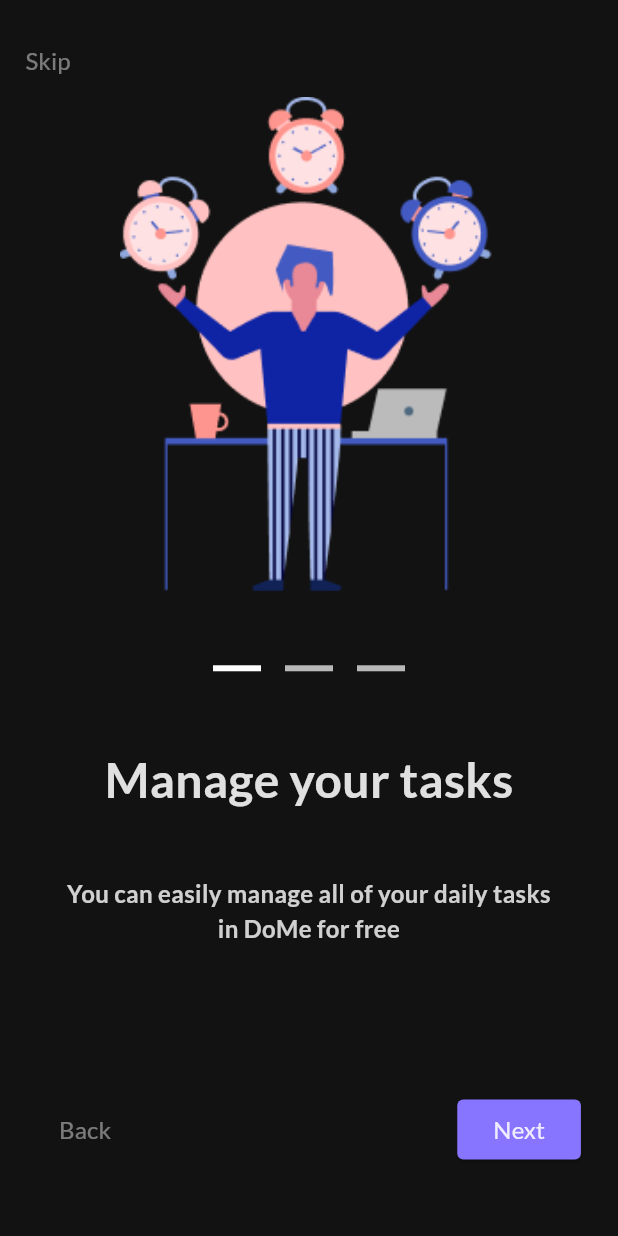
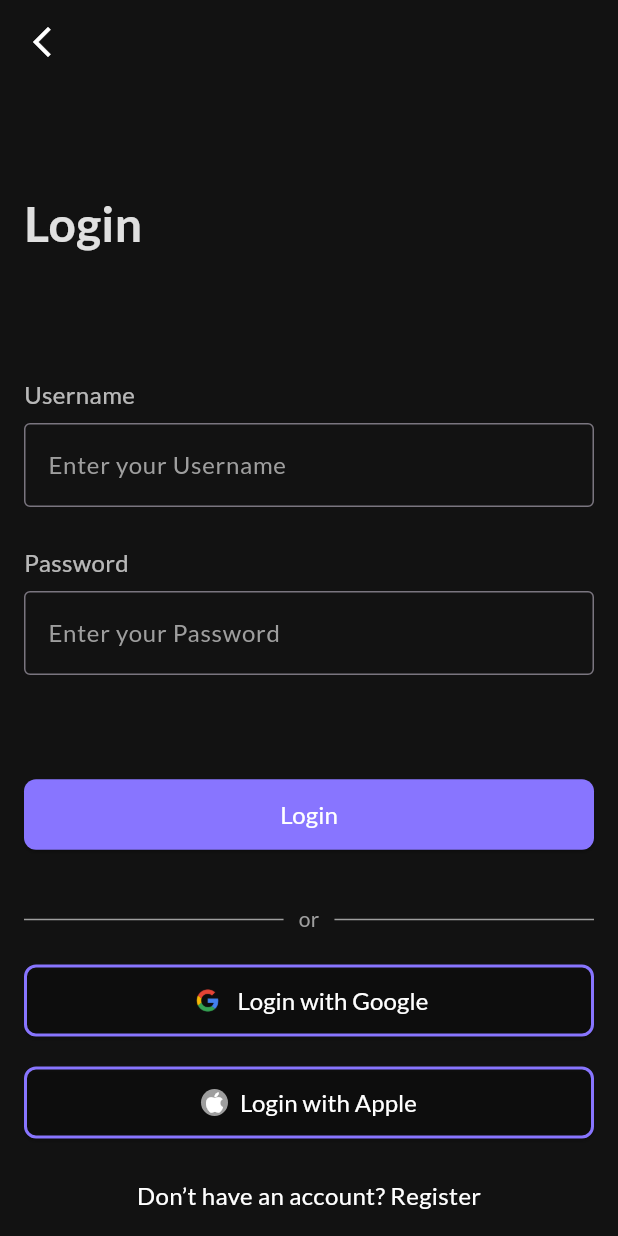
Before and after one commit to BinhTran68/todo_app, a Flutter app: the screen it shows after launch, on a phone screen of 412 x 824 dp. Run offline on Flutter 3.47's test engine with Material 3 defaults, Android fonts, the phone set to English and light mode, and no system bars; our stand-ins replace google_fonts.

Commit message:
Customize Button + create login page

```diff
--- a/lib/components/CustomButton.dart
+++ /dev/null
@@ -1,46 +0,0 @@
-import 'package:flutter/material.dart';
-
-class CustomButton extends StatelessWidget {
-  final String text;
-  final Color color;
-  final Color textColor;
-  final VoidCallback onPressed;
-  final double fontSize;
-  final EdgeInsets padding;
-  final BorderRadius borderRadius;
-  final BorderSide border;
-
-  const CustomButton({
-    super.key,
-    required this.text,
-    required this.color,
-    required this.onPressed,
-    this.fontSize = 16.0,
-    this.padding = const EdgeInsets.symmetric(vertical: 12.0, horizontal: 24.0),
-    this.borderRadius = const BorderRadius.all(Radius.circular(8.0)),
-    this.textColor = Colors.white,
-    this.border = BorderSide.none,
-  });
-
-  @override
-  Widget build(BuildContext context) {
-    return ElevatedButton(
-      style: ElevatedButton.styleFrom(
-        backgroundColor: color,
-        padding: padding,
-        shape: RoundedRectangleBorder(
-          borderRadius: borderRadius,
-          side: border,
-        ),
-      ),
-      onPressed: onPressed,
-      child: Text(
-        text,
-        style: TextStyle(
-            fontSize: fontSize,
-            color: textColor
-        ),
-      ),
-    );
-  }
-}
--- /dev/null
+++ b/lib/components/app_back_btn.dart
@@ -0,0 +1,29 @@
+import 'package:flutter/cupertino.dart';
+import 'package:flutter/material.dart';
+
+class AppBackBtn extends StatelessWidget {
+
+  final double size;
+
+  const AppBackBtn({super.key,
+    this.size = 24
+    });
+
+  @override
+  Widget build(BuildContext context) {
+    // TODO: implement build
+    return IconButton(
+      onPressed: () {
+        Navigator.pop(context);
+      },
+      icon: Icon(
+        Icons.arrow_back_ios_new_outlined,
+        size: size,
+        color: Colors.white,
+      ),
+    );
+  }
+
+
+
+}
--- /dev/null
+++ b/lib/components/custom_button.dart
@@ -0,0 +1,73 @@
+import 'package:flutter/material.dart';
+
+class CustomButton extends StatelessWidget {
+  final String text;
+  final Color color;
+  final Color textColor;
+  final VoidCallback onPressed;
+  final double fontSize;
+  final EdgeInsets padding;
+  final BorderRadius borderRadius;
+  final BorderSide border;
+  final dynamic icon; // Sử dụng kiểu dữ liệu động (dynamic) cho icon
+
+  const CustomButton({
+    super.key,
+    required this.text,
+    required this.color,
+    required this.onPressed,
+    this.fontSize = 16.0,
+    this.padding = const EdgeInsets.symmetric(vertical: 12.0, horizontal: 24.0),
+    this.borderRadius = const BorderRadius.all(Radius.circular(8.0)),
+    this.textColor = Colors.white,
+    this.border = BorderSide.none,
+    this.icon,
+  });
+
+  @override
+  Widget build(BuildContext context) {
+    return ElevatedButton(
+      style: ElevatedButton.styleFrom(
+        backgroundColor: color,
+        padding: padding,
+        shape: RoundedRectangleBorder(
+          borderRadius: borderRadius,
+          side: border,
+        ),
+      ),
+      onPressed: onPressed,
+      child: Row(
+        mainAxisAlignment: MainAxisAlignment.center,
+        children: _buildChildren(), // Sử dụng phương thức _buildChildren() để xây dựng danh sách các widget con
+      ),
+    );
+  }
+
+  List<Widget> _buildChildren() {
+    List<Widget> children = [];
+    // Kiểm tra kiểu dữ liệu của biến icon và thêm widget tương ứng vào danh sách children
+    if (icon is IconData) {
+      children.add(Icon(icon, color: textColor));
+      children.add(const SizedBox(width: 8));
+    } else if (icon is String) {
+      // Nếu là một đường dẫn hình ảnh (Image)
+      children.add(Image.asset(icon, width: 24, height:24 )); // Thay đổi kích thước tùy ý
+      children.add(const SizedBox(width: 8));
+    } else if (icon is Widget) {
+      // Nếu là một widget tùy chỉnh khác
+      children.add(icon);
+      children.add(const SizedBox(width: 8));
+    }
+
+    // Thêm phần văn bản
+    children.add(Text(
+      text,
+      style: TextStyle(
+        fontSize: fontSize,
+        color: textColor,
+      ),
+    ));
+
+    return children;
+  }
+}
--- /dev/null
+++ b/lib/components/horizontal_rule_with_text.dart
@@ -0,0 +1,43 @@
+import 'package:flutter/material.dart';
+
+class HorizontalRuleWithText extends StatelessWidget {
+  final String centerText;
+
+  const HorizontalRuleWithText({
+    super.key,
+    this.centerText = "",
+  });
+
+  @override
+  Widget build(BuildContext context) {
+    return Column(
+      children: [
+        Row(
+          children: [
+            const Expanded(
+              child: Divider(
+                color: Colors.grey,
+                thickness: 1,
+              ),
+            ),
+            centerText.isNotEmpty
+                ? Padding(
+              padding: const EdgeInsets.symmetric(horizontal: 10),
+              child: Text(
+                centerText,
+                style: const TextStyle(color: Colors.grey),
+              ),
+            )
+                : SizedBox(), // Nếu rỗng thì sử dụng SizedBox thay vì Padding
+            const Expanded(
+              child: Divider(
+                color: Colors.grey,
+                thickness: 1,
+              ),
+            ),
+          ],
+        ),
+      ],
+    );
+  }
+}
--- a/lib/constants/app_colors.dart
+++ b/lib/constants/app_colors.dart
@@ -2,5 +2,6 @@ import 'dart:ui';
 
 class AppColors {
   static const primaryColor =  Color(0xFF8875FF);
+  static const appBackgroundColor =  Color(0XFF121212);
 
 }
--- a/lib/main.dart
+++ b/lib/main.dart
@@ -1,5 +1,7 @@
 import 'package:flutter/material.dart';
 import 'package:google_fonts/google_fonts.dart';
+import 'package:helloword/constants/app_colors.dart';
+import 'package:helloword/ui/login/login.dart';
 import 'package:helloword/ui/onboarding/onboarding_page_view.dart';
 import 'package:helloword/ui/splash/splash.dart';
 import 'package:helloword/ui/wellcome/welcome_page.dart';
@@ -24,7 +26,7 @@ class MyApp extends StatelessWidget {
         useMaterial3:  true,
         fontFamily: GoogleFonts.lato().fontFamily
       ),
-      home: const OnboardingPageView()
+      home: Login()
     );
   }
 }
--- /dev/null
+++ b/lib/ui/login/login.dart
@@ -0,0 +1,197 @@
+import 'package:flutter/cupertino.dart';
+import 'package:flutter/material.dart';
+import 'package:helloword/components/app_back_btn.dart';
+import 'package:helloword/components/custom_button.dart';
+import 'package:helloword/components/horizontal_rule_with_text.dart';
+import 'package:helloword/constants/app_colors.dart';
+
+class Login extends StatefulWidget {
+  const Login({super.key});
+
+  @override
+  State<Login> createState() => _LoginState();
+}
+
+class _LoginState extends State<Login> {
+  @override
+  Widget build(BuildContext context) {
+    // Sử dụng MediaQuery để lấy kích thước màn hình hiện tại
+    final screenHeight = MediaQuery.of(context).size.height;
+    final screenWidth = MediaQuery.of(context).size.width;
+
+    return SafeArea(
+      child: Scaffold(
+        backgroundColor: AppColors.appBackgroundColor,
+        appBar: AppBar(
+          backgroundColor: Colors.transparent,
+          leading: const AppBackBtn(),
+        ),
+        body: Padding(
+          padding: const EdgeInsets.all(16.0),
+          // Thêm khoảng cách xung quanh nội dung
+          child: Column(
+            crossAxisAlignment: CrossAxisAlignment.start,
+            children: [
+               Container(
+                 padding: const EdgeInsets.symmetric(vertical: 54),
+                 child: Text(
+                  'Login',
+                  style: TextStyle(
+                      color: Colors.white.withOpacity(0.87) ,
+                      fontSize: 32,
+                      fontWeight: FontWeight.bold),
+                               ),
+               ),
+              _buildFormLogin(),
+              const SizedBox(height: 16),
+              // Expanded widget để lấp đầy không gian còn lại
+              Container(
+                  padding: const EdgeInsets.symmetric(vertical: 20),
+                  child: const HorizontalRuleWithText(centerText: "or",)),
+              _buildLoginGroupButton(),
+              _buildLoginGoogleButton(),
+              const SizedBox(height: 20), // tạo 1 hộp với height 20
+              _buildLoginLAppleButton(),
+              Spacer(),
+              // Thêm một footer hoặc widget khác
+              const Center(
+                child: Text(
+                  'Don’t have an account? Register',
+                  style: TextStyle(fontSize: 16, color: Colors.white),
+                ),
+              ),
+            ],
+          ),
+        ),
+      ),
+    );
+  }
+
+  Widget _buildFormLogin() {
+    return Column(
+      children: [
+        const SizedBox(height: 25),
+        Column(
+          children: [
+            Container(
+              alignment: Alignment.centerLeft,
+              padding: const EdgeInsets.only(bottom: 8),
+              child: Text("Username",
+                style: TextStyle(
+                    fontSize: 16,
+                    color: Colors.white.withOpacity(0.7)),
+              ),
+            ),
+            const TextField(
+              style: TextStyle(color: Colors.white),
+              decoration: InputDecoration(
+                hintText: "Enter your Username",
+                hintStyle: TextStyle(
+                  color: Colors.grey
+                ),
+                border: OutlineInputBorder(),
+              ),
+            ),
+          ],
+        ),
+        const SizedBox(height: 25),
+         Column(
+          children: [
+            Container(
+              alignment: Alignment.centerLeft,
+              padding: const EdgeInsets.only(bottom: 8),
+              child: Text("Password",
+                style: TextStyle(
+                    fontSize: 16,
+                    color: Colors.white.withOpacity(0.7)),
+              ),
+            ),
+            const TextField(
+              style: TextStyle(color: Colors.white),
+              decoration: InputDecoration(
+                hintStyle: TextStyle(
+                    color: Colors.grey
+                ),
+                hintText: "Enter your Password",
+                border: OutlineInputBorder(),
+              ),
+              obscureText: true,
+            ),
+          ],
+        ),
+        const SizedBox(height: 69),
+        SizedBox(
+          width: double.infinity,
+          child:
+          CustomButton(
+              text: "Login",
+              color: AppColors.primaryColor,
+              onPressed: () {
+
+              }),
+        )
+      ],
+    );
+  }
+
+  Widget _buildLoginGoogleButton() {
+    return SizedBox(
+      width: double.infinity,
+      height: 48 ,
+      child: CustomButton(
+        text: 'Login with Google',
+        color: Colors.transparent,
+        onPressed: () {  },
+        icon: 'assets/images/google_icon.png',
+        border: const BorderSide(color: AppColors.primaryColor, width: 2),
+      ),
+    );
+  }
+
+  Widget _buildLoginLAppleButton() {
+    return SizedBox(
+      width: double.infinity,
+      height: 48 ,
+      child: CustomButton(
+        icon: _buildAppleIcon(),
+        text: 'Login with Apple',
+        color: Colors.transparent,
+        onPressed: () {  },
+        border: const BorderSide(color: AppColors.primaryColor, width: 2),
+      ),
+    );
+  }
+
+  Widget _buildAppleIcon() {
+    return Center(
+      child: Container(
+
+        decoration: const BoxDecoration(
+          color: Colors.grey, // Màu nền của vòng tròn
+          shape: BoxShape.circle, // Hình dạng của vòng tròn
+        ),
+        child: Center(
+          child: Container(
+            decoration: const BoxDecoration(
+              // Màu nền của icon bên trong vòng tròn
+              shape: BoxShape.circle,
+            ),
+            child: Container(
+              alignment: Alignment.center,
+              child: const Icon(
+                Icons.apple,
+                color: Colors.white,
+              ),
+            ),
+          ),
+        ),
+      ),
+    );
+  }
+
+  Widget _buildLoginGroupButton() {
+    return Container(
+
+    );
+  }
+}
--- a/lib/ui/wellcome/welcome_page.dart
+++ b/lib/ui/wellcome/welcome_page.dart
@@ -1,6 +1,5 @@
-import 'package:flutter/cupertino.dart';
 import 'package:flutter/material.dart';
-import 'package:helloword/components/CustomButton.dart';
+import 'package:helloword/components/custom_button.dart';
 import 'package:helloword/constants/app_colors.dart';
 
 class WelcomePage extends StatelessWidget {
@@ -33,10 +32,6 @@ class WelcomePage extends StatelessWidget {
         ),
       ),
     );
-  }
-
-  Widget _buildEscButton() {
-    return AppBar();
   }
 
   Widget _buildTitleWelcomePage() {
```
Also changed, not shown: assets/images/2.0x/google_icon.png (added), assets/images/3.0x/google_icon.png (added), assets/images/google_icon.png (added).
